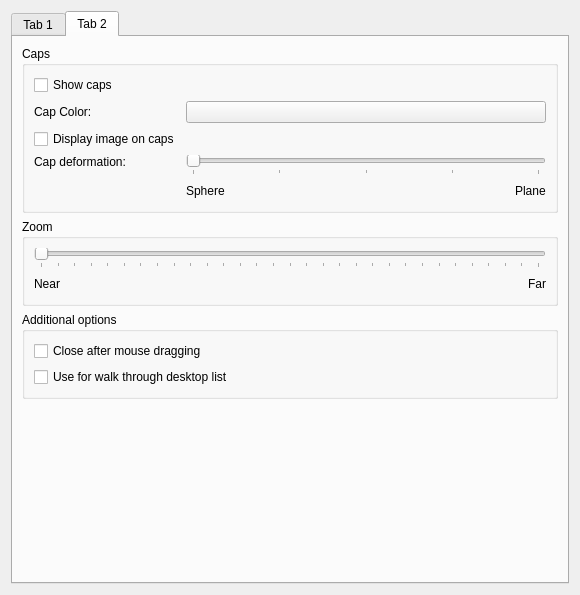
Before: the Qt Designer form effects/sphere_config.ui in KDE/kwin, drawn with Qt 5.
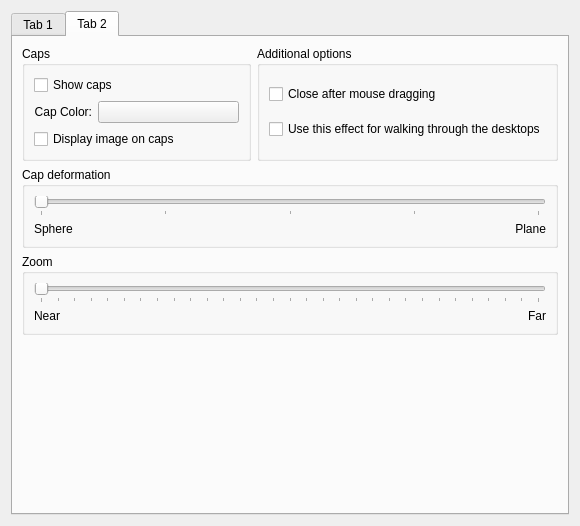
After: the same form once the commit is applied. The open tabs and pages were chosen to show the change. Custom widgets are drawn as their Qt base class.

Commit message: Touch-up cube, sphere and cylinder panel GUIs. Fixed direct rendering label.

Patch:
```diff
--- a/effects/sphere_config.ui
+++ b/effects/sphere_config.ui
@@ -5,8 +5,8 @@
    <rect>
     <x>0</x>
     <y>0</y>
-    <width>568</width>
-    <height>595</height>
+    <width>546</width>
+    <height>526</height>
    </rect>
   </property>
   <layout class="QVBoxLayout" >
@@ -16,14 +16,6 @@
       <number>0</number>
      </property>
      <widget class="QWidget" name="tab" >
-      <property name="geometry" >
-       <rect>
-        <x>0</x>
-        <y>0</y>
-        <width>546</width>
-        <height>552</height>
-       </rect>
-      </property>
       <attribute name="title" >
        <string>Tab 1</string>
       </attribute>
@@ -39,26 +31,46 @@
             <property name="text" >
              <string>Background Color:</string>
             </property>
+            <property name="alignment" >
+             <set>Qt::AlignRight|Qt::AlignTrailing|Qt::AlignVCenter</set>
+            </property>
             <property name="buddy" >
              <cstring>backgroundColorButton</cstring>
             </property>
            </widget>
           </item>
           <item row="0" column="1" >
-           <widget class="KColorButton" name="backgroundColorButton" />
+           <widget class="KColorButton" name="backgroundColorButton" >
+            <property name="sizePolicy" >
+             <sizepolicy vsizetype="Fixed" hsizetype="Expanding" >
+              <horstretch>0</horstretch>
+              <verstretch>0</verstretch>
+             </sizepolicy>
+            </property>
+           </widget>
           </item>
           <item row="1" column="0" >
            <widget class="QLabel" name="label_3" >
             <property name="text" >
              <string>Wallpaper:</string>
             </property>
+            <property name="alignment" >
+             <set>Qt::AlignRight|Qt::AlignTrailing|Qt::AlignVCenter</set>
+            </property>
             <property name="buddy" >
              <cstring>wallpaperRequester</cstring>
             </property>
            </widget>
           </item>
-          <item row="2" column="0" colspan="2" >
-           <widget class="KUrlRequester" name="wallpaperRequester" />
+          <item row="1" column="1" >
+           <widget class="KUrlRequester" name="wallpaperRequester" >
+            <property name="sizePolicy" >
+             <sizepolicy vsizetype="Preferred" hsizetype="Expanding" >
+              <horstretch>0</horstretch>
+              <verstretch>0</verstretch>
+             </sizepolicy>
+            </property>
+           </widget>
           </item>
          </layout>
         </widget>
@@ -74,13 +86,23 @@
             <property name="text" >
              <string>Screen edge:</string>
             </property>
+            <property name="alignment" >
+             <set>Qt::AlignRight|Qt::AlignTrailing|Qt::AlignVCenter</set>
+            </property>
             <property name="buddy" >
              <cstring>screenEdgeCombo</cstring>
             </property>
            </widget>
           </item>
           <item row="0" column="1" >
-           <widget class="QComboBox" name="screenEdgeCombo" />
+           <widget class="QComboBox" name="screenEdgeCombo" >
+            <property name="sizePolicy" >
+             <sizepolicy vsizetype="Fixed" hsizetype="Expanding" >
+              <horstretch>0</horstretch>
+              <verstretch>0</verstretch>
+             </sizepolicy>
+            </property>
+           </widget>
           </item>
           <item row="1" column="0" colspan="2" >
            <widget class="KWin::GlobalShortcutsEditor" native="1" name="editor" >
@@ -108,18 +130,34 @@
             </property>
            </widget>
           </item>
-          <item row="1" column="0" >
+          <item row="1" column="0" colspan="2" >
+           <widget class="QCheckBox" name="reflectionBox" >
+            <property name="text" >
+             <string>Reflection</string>
+            </property>
+           </widget>
+          </item>
+          <item row="2" column="0" >
            <widget class="QLabel" name="label" >
             <property name="text" >
              <string>Rotation duration:</string>
             </property>
+            <property name="alignment" >
+             <set>Qt::AlignRight|Qt::AlignTrailing|Qt::AlignVCenter</set>
+            </property>
             <property name="buddy" >
              <cstring>rotationDurationSpin</cstring>
             </property>
            </widget>
           </item>
-          <item row="1" column="1" >
+          <item row="2" column="1" >
            <widget class="QSpinBox" name="rotationDurationSpin" >
+            <property name="sizePolicy" >
+             <sizepolicy vsizetype="Fixed" hsizetype="Expanding" >
+              <horstretch>0</horstretch>
+              <verstretch>0</verstretch>
+             </sizepolicy>
+            </property>
             <property name="minimumSize" >
              <size>
               <width>100</width>
@@ -140,7 +178,7 @@
             </property>
            </widget>
           </item>
-          <item row="2" column="0" colspan="2" >
+          <item row="3" column="0" colspan="2" >
            <spacer name="verticalSpacer_2" >
             <property name="orientation" >
              <enum>Qt::Vertical</enum>
@@ -148,7 +186,7 @@
             <property name="sizeHint" stdset="0" >
              <size>
               <width>20</width>
-              <height>40</height>
+              <height>0</height>
              </size>
             </property>
            </spacer>
@@ -161,71 +199,36 @@
          <property name="title" >
           <string>Opacity</string>
          </property>
-         <layout class="QHBoxLayout" name="horizontalLayout_3" >
-          <item>
-           <layout class="QVBoxLayout" name="verticalLayout_5" >
-            <item>
-             <widget class="QSlider" name="cubeOpacitySlider" >
-              <property name="minimumSize" >
-               <size>
-                <width>200</width>
-                <height>0</height>
-               </size>
-              </property>
-              <property name="maximum" >
-               <number>100</number>
-              </property>
-              <property name="singleStep" >
-               <number>1</number>
-              </property>
-              <property name="value" >
-               <number>100</number>
-              </property>
-              <property name="orientation" >
-               <enum>Qt::Horizontal</enum>
-              </property>
-              <property name="tickPosition" >
-               <enum>QSlider::TicksBelow</enum>
-              </property>
-              <property name="tickInterval" >
-               <number>10</number>
-              </property>
-             </widget>
-            </item>
-            <item>
-             <layout class="QHBoxLayout" name="horizontalLayout_6" >
-              <item>
-               <widget class="QLabel" name="label_4" >
-                <property name="text" >
-                 <string>Transparent</string>
-                </property>
-               </widget>
-              </item>
-              <item>
-               <spacer name="horizontalSpacer" >
-                <property name="orientation" >
-                 <enum>Qt::Horizontal</enum>
-                </property>
-                <property name="sizeHint" stdset="0" >
-                 <size>
-                  <width>40</width>
-                  <height>20</height>
-                 </size>
-                </property>
-               </spacer>
-              </item>
-              <item>
-               <widget class="QLabel" name="label_5" >
-                <property name="text" >
-                 <string>Opaque</string>
-                </property>
-               </widget>
-              </item>
-             </layout>
-            </item>
-           </layout>
+         <layout class="QGridLayout" name="gridLayout_6" >
+          <item row="1" column="0" colspan="2" >
+           <widget class="QSlider" name="cubeOpacitySlider" >
+            <property name="minimumSize" >
+             <size>
+              <width>200</width>
+              <height>0</height>
+             </size>
+            </property>
+            <property name="maximum" >
+             <number>100</number>
+            </property>
+            <property name="singleStep" >
+             <number>1</number>
+            </property>
+            <property name="value" >
+             <number>100</number>
+            </property>
+            <property name="orientation" >
+             <enum>Qt::Horizontal</enum>
+            </property>
+            <property name="tickPosition" >
+             <enum>QSlider::TicksBelow</enum>
+            </property>
+            <property name="tickInterval" >
+             <number>10</number>
+            </property>
+           </widget>
           </item>
-          <item>
+          <item row="1" column="2" >
            <widget class="QSpinBox" name="cubeOpacitySpin" >
             <property name="minimumSize" >
              <size>
@@ -244,31 +247,53 @@
             </property>
            </widget>
           </item>
+          <item row="2" column="0" >
+           <widget class="QLabel" name="label_4" >
+            <property name="text" >
+             <string>Transparent</string>
+            </property>
+           </widget>
+          </item>
+          <item row="2" column="1" >
+           <widget class="QLabel" name="label_5" >
+            <property name="text" >
+             <string>Opaque</string>
+            </property>
+            <property name="alignment" >
+             <set>Qt::AlignRight|Qt::AlignTrailing|Qt::AlignVCenter</set>
+            </property>
+           </widget>
+          </item>
          </layout>
         </widget>
        </item>
+       <item row="4" column="0" colspan="2" >
+        <spacer name="verticalSpacer_3" >
+         <property name="orientation" >
+          <enum>Qt::Vertical</enum>
+         </property>
+         <property name="sizeHint" stdset="0" >
+          <size>
+           <width>20</width>
+           <height>40</height>
+          </size>
+         </property>
+        </spacer>
+       </item>
       </layout>
      </widget>
      <widget class="QWidget" name="tab_2" >
-      <property name="geometry" >
-       <rect>
-        <x>0</x>
-        <y>0</y>
-        <width>545</width>
-        <height>553</height>
-       </rect>
-      </property>
       <attribute name="title" >
        <string>Tab 2</string>
       </attribute>
-      <layout class="QVBoxLayout" name="verticalLayout_3" >
-       <item>
+      <layout class="QGridLayout" name="gridLayout_7" >
+       <item row="0" column="0" >
         <widget class="QGroupBox" name="groupBox_3" >
          <property name="title" >
           <string>Caps</string>
          </property>
          <layout class="QGridLayout" name="gridLayout_4" >
-          <item row="0" column="0" >
+          <item row="0" column="0" colspan="2" >
            <widget class="QCheckBox" name="cubeCapsBox" >
             <property name="text" >
              <string>Show caps</string>
@@ -280,101 +305,58 @@
             <property name="text" >
              <string>Cap Color:</string>
             </property>
+            <property name="alignment" >
+             <set>Qt::AlignRight|Qt::AlignTrailing|Qt::AlignVCenter</set>
+            </property>
             <property name="buddy" >
              <cstring>capColorButton</cstring>
             </property>
            </widget>
           </item>
           <item row="1" column="1" >
-           <widget class="KColorButton" name="capColorButton" />
+           <widget class="KColorButton" name="capColorButton" >
+            <property name="sizePolicy" >
+             <sizepolicy vsizetype="Fixed" hsizetype="Expanding" >
+              <horstretch>0</horstretch>
+              <verstretch>0</verstretch>
+             </sizepolicy>
+            </property>
+           </widget>
           </item>
-          <item row="2" column="0" >
+          <item row="2" column="0" colspan="2" >
            <widget class="QCheckBox" name="capsImageBox" >
             <property name="text" >
              <string>Display image on caps</string>
             </property>
            </widget>
           </item>
-          <item row="3" column="0" >
-           <widget class="QLabel" name="capDeformationLabel" >
-            <property name="sizePolicy" >
-             <sizepolicy vsizetype="Preferred" hsizetype="Preferred" >
-              <horstretch>0</horstretch>
-              <verstretch>0</verstretch>
-             </sizepolicy>
-            </property>
-            <property name="text" >
-             <string>Cap deformation:</string>
-            </property>
-            <property name="alignment" >
-             <set>Qt::AlignLeading|Qt::AlignLeft|Qt::AlignTop</set>
-            </property>
-            <property name="buddy" >
-             <cstring>capDeformationSlider</cstring>
-            </property>
-           </widget>
-          </item>
-          <item row="3" column="1" >
-           <layout class="QVBoxLayout" name="verticalLayout_4" >
-            <item>
-             <widget class="QSlider" name="capDeformationSlider" >
-              <property name="maximum" >
-               <number>100</number>
-              </property>
-              <property name="orientation" >
-               <enum>Qt::Horizontal</enum>
-              </property>
-              <property name="tickPosition" >
-               <enum>QSlider::TicksBelow</enum>
-              </property>
-              <property name="tickInterval" >
-               <number>25</number>
-              </property>
-             </widget>
-            </item>
-            <item>
-             <layout class="QHBoxLayout" name="horizontalLayout" >
-              <item>
-               <widget class="QLabel" name="capDeformationSphereLabel" >
-                <property name="text" >
-                 <string>Sphere</string>
-                </property>
-               </widget>
-              </item>
-              <item>
-               <spacer name="horizontalSpacer_3" >
-                <property name="orientation" >
-                 <enum>Qt::Horizontal</enum>
-                </property>
-                <property name="sizeHint" stdset="0" >
-                 <size>
-                  <width>40</width>
-                  <height>20</height>
-                 </size>
-                </property>
-               </spacer>
-              </item>
-              <item>
-               <widget class="QLabel" name="capDeformationPlaneLabel" >
-                <property name="text" >
-                 <string>Plane</string>
-                </property>
-               </widget>
-              </item>
-             </layout>
-            </item>
-           </layout>
-          </item>
          </layout>
         </widget>
        </item>
-       <item>
+       <item row="4" column="0" colspan="2" >
         <widget class="QGroupBox" name="groupBox_2" >
          <property name="title" >
           <string>Zoom</string>
          </property>
-         <layout class="QVBoxLayout" name="verticalLayout_2" >
-          <item>
+         <layout class="QGridLayout" name="gridLayout_8" >
+          <item row="1" column="0" >
+           <widget class="QLabel" name="label_8" >
+            <property name="text" >
+             <string>Near</string>
+            </property>
+           </widget>
+          </item>
+          <item row="1" column="1" >
+           <widget class="QLabel" name="label_9" >
+            <property name="text" >
+             <string>Far</string>
+            </property>
+            <property name="alignment" >
+             <set>Qt::AlignRight|Qt::AlignTrailing|Qt::AlignVCenter</set>
+            </property>
+           </widget>
+          </item>
+          <item row="0" column="0" colspan="2" >
            <widget class="QSlider" name="zPositionSlider" >
             <property name="toolTip" >
              <string>Define how far away the object should appear</string>
@@ -399,41 +381,23 @@
             </property>
            </widget>
           </item>
-          <item>
-           <layout class="QHBoxLayout" name="horizontalLayout_2" >
-            <item>
-             <widget class="QLabel" name="label_8" >
-              <property name="text" >
-               <string>Near</string>
-              </property>
-             </widget>
-            </item>
-            <item>
-             <spacer name="horizontalSpacer_2" >
-              <property name="orientation" >
-               <enum>Qt::Horizontal</enum>
-              </property>
-              <property name="sizeHint" stdset="0" >
-               <size>
-                <width>40</width>
-                <height>20</height>
-               </size>
-              </property>
-             </spacer>
-            </item>
-            <item>
-             <widget class="QLabel" name="label_9" >
-              <property name="text" >
-               <string>Far</string>
-              </property>
-             </widget>
-            </item>
-           </layout>
-          </item>
          </layout>
         </widget>
        </item>
-       <item>
+       <item row="6" column="0" colspan="2" >
+        <spacer name="verticalSpacer" >
+         <property name="orientation" >
+          <enum>Qt::Vertical</enum>
+         </property>
+         <property name="sizeHint" stdset="0" >
+          <size>
+           <width>20</width>
+           <height>0</height>
+          </size>
+         </property>
+        </spacer>
+       </item>
+       <item row="0" column="1" >
         <widget class="QGroupBox" name="groupBox_9" >
          <property name="title" >
           <string>Additional options</string>
@@ -442,8 +406,8 @@
           <item>
            <widget class="QCheckBox" name="closeOnMouseReleaseBox" >
             <property name="toolTip" >
-             <string>Sphere is deactivated after rotating the sphere with the mouse.
-Otherwise sphere will stay in the position.</string>
+             <string>If enabled the effect will be deactivated after rotating the sphere with the mouse,
+otherwise it will remain active</string>
             </property>
             <property name="text" >
              <string>Close after mouse dragging</string>
@@ -453,25 +417,70 @@
           <item>
            <widget class="QCheckBox" name="walkThroughDesktopBox" >
             <property name="text" >
-             <string>Use for walk through desktop list</string>
+             <string>Use this effect for walking through the desktops</string>
             </property>
            </widget>
           </item>
+          <item>
+           <spacer name="verticalSpacer_4" >
+            <property name="orientation" >
+             <enum>Qt::Vertical</enum>
+            </property>
+            <property name="sizeType" >
+             <enum>QSizePolicy::Preferred</enum>
+            </property>
+            <property name="sizeHint" stdset="0" >
+             <size>
+              <width>20</width>
+              <height>0</height>
+             </size>
+            </property>
+           </spacer>
+          </item>
          </layout>
         </widget>
        </item>
-       <item>
-        <spacer name="verticalSpacer" >
-         <property name="orientation" >
-          <enum>Qt::Vertical</enum>
+       <item row="1" column="0" colspan="2" >
+        <widget class="QGroupBox" name="capDeformationGroupBox" >
+         <property name="title" >
+          <string>Cap deformation</string>
          </property>
-         <property name="sizeHint" stdset="0" >
-          <size>
-           <width>20</width>
-           <height>40</height>
-          </size>
-         </property>
-        </spacer>
+         <layout class="QGridLayout" name="gridLayout_9" >
+          <item row="0" column="0" colspan="2" >
+           <widget class="QSlider" name="capDeformationSlider" >
+            <property name="maximum" >
+             <number>100</number>
+            </property>
+            <property name="orientation" >
+             <enum>Qt::Horizontal</enum>
+            </property>
+            <property name="tickPosition" >
+             <enum>QSlider::TicksBelow</enum>
+            </property>
+            <property name="tickInterval" >
+             <number>25</number>
+            </property>
+           </widget>
+          </item>
+          <item row="1" column="0" >
+           <widget class="QLabel" name="capDeformationSphereLabel" >
+            <property name="text" >
+             <string>Sphere</string>
+            </property>
+           </widget>
+          </item>
+          <item row="1" column="1" >
+           <widget class="QLabel" name="capDeformationPlaneLabel" >
+            <property name="text" >
+             <string>Plane</string>
+            </property>
+            <property name="alignment" >
+             <set>Qt::AlignRight|Qt::AlignTrailing|Qt::AlignVCenter</set>
+            </property>
+           </widget>
+          </item>
+         </layout>
+        </widget>
        </item>
       </layout>
      </widget>
```
Left out of the diff: 20 changed lines with no effect on the pictures. The commit also changes 4 other files.
